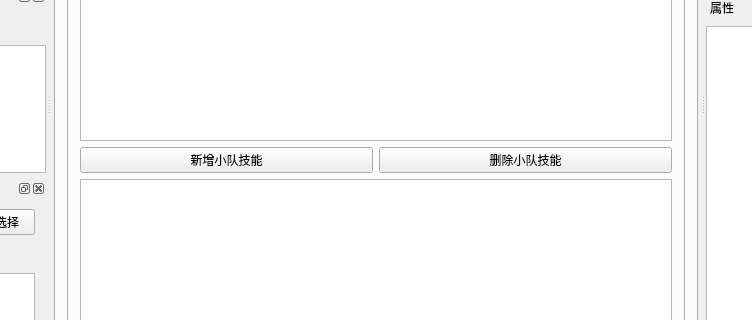
weimingtom/fdux-slg-game, file WarChess/WarChess/ui/mainwindow.ui: the form before one commit; both pictures show x 228 to 980 and y 264 to 584 of the 1262 by 701 pixel window.
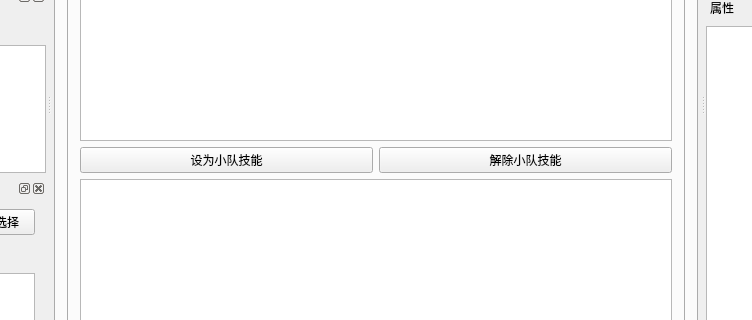
The form after the commit. Icons and pictures are not drawn. Custom widgets are drawn as their Qt base class.

Commit message: 完成小队数据(包括基本数据及技能)编辑

```diff
--- a/WarChess/WarChess/ui/mainwindow.ui
+++ b/WarChess/WarChess/ui/mainwindow.ui
@@ -448,14 +448,14 @@
               <item>
                <widget class="QPushButton" name="addSquadSkill">
                 <property name="text">
-                 <string>新增小队技能</string>
+                 <string>设为小队技能</string>
                 </property>
                </widget>
               </item>
               <item>
                <widget class="QPushButton" name="delSquadSkill">
                 <property name="text">
-                 <string>删除小队技能</string>
+                 <string>解除小队技能</string>
                 </property>
                </widget>
               </item>
```
The commit also changes 7 other files.
